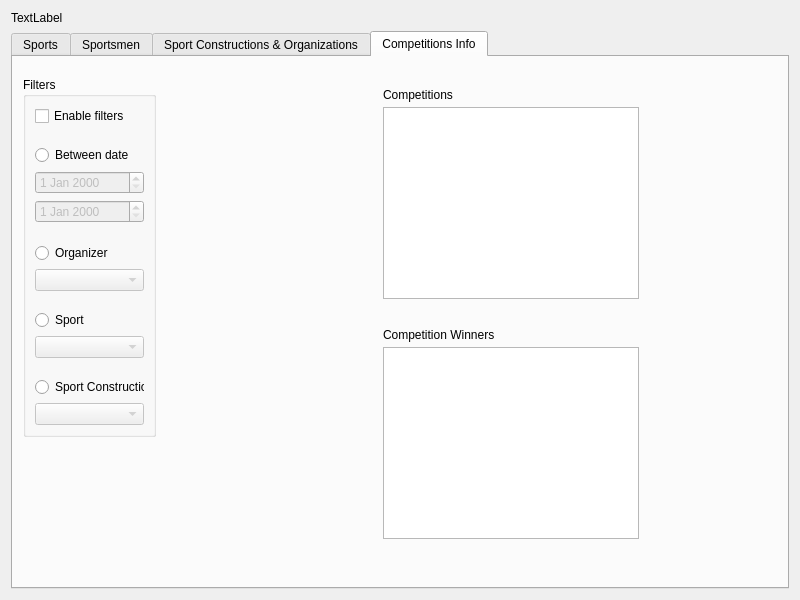
Qt form maintabwindow.ui (application-developer-DA/db-course) before a commit.
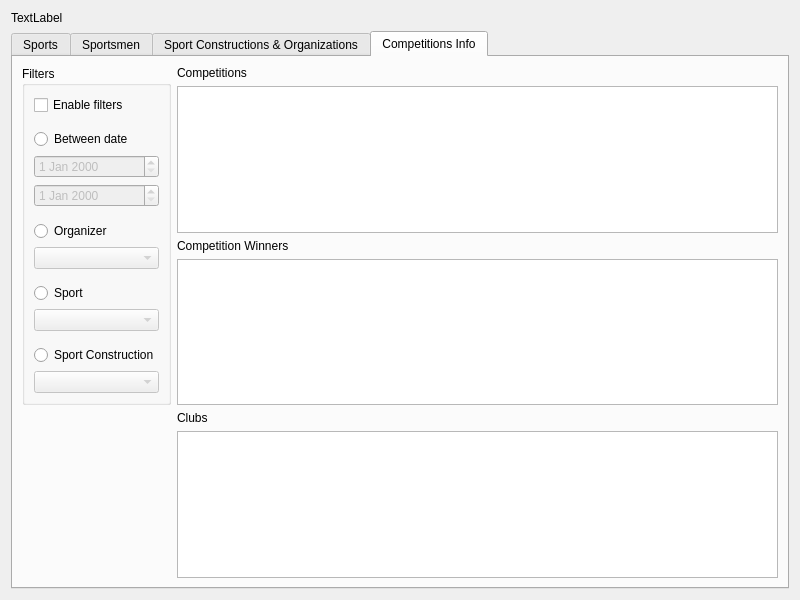
The same form after that commit. The open tabs and pages were chosen to show the change.

Diff of the .ui file:
```diff
--- a/maintabwindow.ui
+++ b/maintabwindow.ui
@@ -14,13 +14,6 @@
    <string>Form</string>
   </property>
   <layout class="QGridLayout" name="gridLayout">
-   <item row="0" column="0">
-    <widget class="QLabel" name="loginLabel">
-     <property name="text">
-      <string>TextLabel</string>
-     </property>
-    </widget>
-   </item>
    <item row="1" column="0">
     <widget class="QTabWidget" name="tabSportsmen">
      <property name="tabShape">
@@ -331,15 +324,9 @@
       <attribute name="title">
        <string>Sport Constructions &amp;&amp; Organizations</string>
       </attribute>
+      <layout class="QFormLayout" name="formLayout">
+       <item row="0" column="0">
       <widget class="QGroupBox" name="bulidingFiltersGroup">
-       <property name="geometry">
-        <rect>
-         <x>10</x>
-         <y>40</y>
-         <width>131</width>
-         <height>271</height>
-        </rect>
-       </property>
        <property name="title">
         <string>Filters</string>
        </property>
@@ -449,15 +436,8 @@
         </item>
        </layout>
       </widget>
-      <widget class="QWidget" name="layoutWidget">
-       <property name="geometry">
-        <rect>
-         <x>170</x>
-         <y>40</y>
-         <width>448</width>
-         <height>246</height>
-        </rect>
-       </property>
+       </item>
+       <item row="0" column="1">
        <layout class="QVBoxLayout" name="verticalLayout_11">
         <item>
          <layout class="QVBoxLayout" name="verticalLayout_10">
@@ -491,44 +471,30 @@
          </layout>
         </item>
        </layout>
-      </widget>
+       </item>
+       <item row="1" column="1">
+        <layout class="QVBoxLayout" name="verticalLayout_2">
+         <item>
+          <widget class="QLabel" name="label_6">
+           <property name="text">
+            <string>Organizations with Competitions</string>
+           </property>
+          </widget>
+         </item>
+         <item>
+          <widget class="QTableView" name="organizationsView"/>
+         </item>
+        </layout>
+       </item>
+      </layout>
      </widget>
      <widget class="QWidget" name="tabCompetititons">
       <attribute name="title">
        <string>Competitions Info</string>
       </attribute>
-      <widget class="QTableView" name="competitionsView">
-       <property name="geometry">
-        <rect>
-         <x>370</x>
-         <y>50</y>
-         <width>256</width>
-         <height>192</height>
-        </rect>
-       </property>
-      </widget>
-      <widget class="QLabel" name="label_8">
-       <property name="geometry">
-        <rect>
-         <x>370</x>
-         <y>30</y>
-         <width>121</width>
-         <height>16</height>
-        </rect>
-       </property>
-       <property name="text">
-        <string>Competitions</string>
-       </property>
-      </widget>
+      <layout class="QGridLayout" name="gridLayout_7">
+       <item row="0" column="0" rowspan="2">
       <widget class="QGroupBox" name="competitionFiltersGroup">
-       <property name="geometry">
-        <rect>
-         <x>10</x>
-         <y>20</y>
-         <width>133</width>
-         <height>360</height>
-        </rect>
-       </property>
        <property name="contextMenuPolicy">
         <enum>Qt::DefaultContextMenu</enum>
        </property>
@@ -672,30 +638,58 @@
         </item>
        </layout>
       </widget>
-      <widget class="QTableView" name="winnersView">
-       <property name="geometry">
-        <rect>
-         <x>370</x>
-         <y>290</y>
-         <width>256</width>
-         <height>192</height>
-        </rect>
-       </property>
-      </widget>
+       </item>
+       <item row="0" column="1">
+        <layout class="QVBoxLayout" name="verticalLayout_3">
+         <item>
+          <widget class="QLabel" name="label_8">
+           <property name="text">
+            <string>Competitions</string>
+           </property>
+          </widget>
+         </item>
+         <item>
+          <widget class="QTableView" name="competitionsView"/>
+         </item>
+        </layout>
+       </item>
+       <item row="1" column="1">
+        <layout class="QVBoxLayout" name="verticalLayout_15">
+         <item>
       <widget class="QLabel" name="label_9">
-       <property name="geometry">
-        <rect>
-         <x>370</x>
-         <y>270</y>
-         <width>181</width>
-         <height>16</height>
-        </rect>
-       </property>
        <property name="text">
         <string>Competition Winners</string>
        </property>
       </widget>
-     </widget>
+         </item>
+         <item>
+          <widget class="QTableView" name="winnersView"/>
+         </item>
+        </layout>
+       </item>
+       <item row="2" column="1">
+        <layout class="QVBoxLayout" name="verticalLayout_16">
+         <item>
+          <widget class="QLabel" name="label_7">
+           <property name="text">
+            <string>Clubs</string>
+           </property>
+          </widget>
+         </item>
+         <item>
+          <widget class="QTableView" name="clubsView"/>
+         </item>
+        </layout>
+       </item>
+      </layout>
+     </widget>
+    </widget>
+   </item>
+   <item row="0" column="0">
+    <widget class="QLabel" name="loginLabel">
+     <property name="text">
+      <string>TextLabel</string>
+     </property>
     </widget>
    </item>
   </layout>
```
Lines whose indentation alone changed are shown as unchanged.
